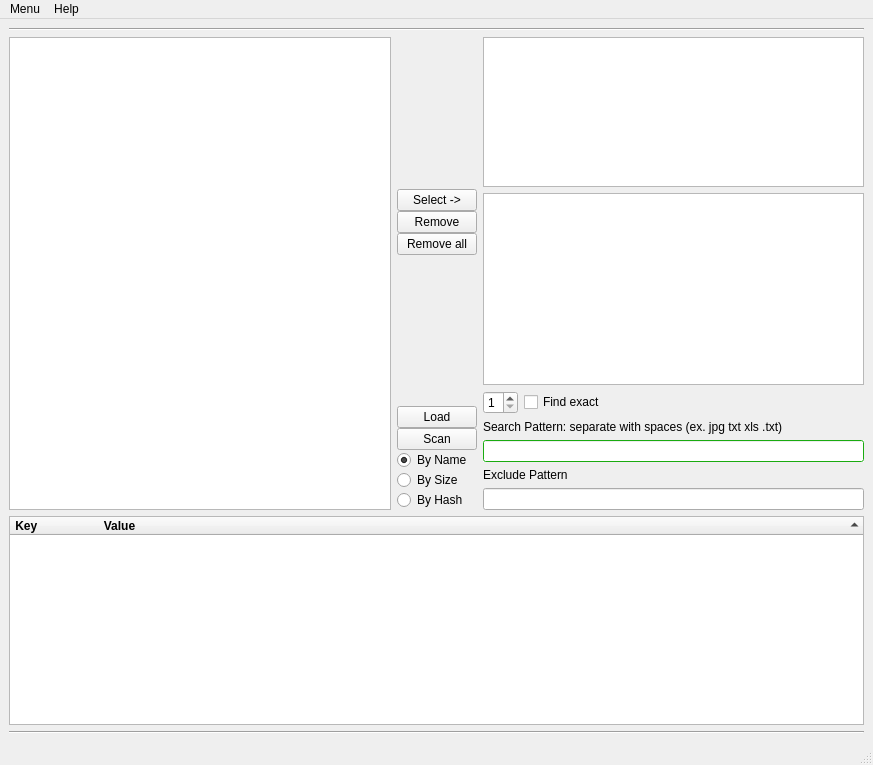
hcrump/my_dupes, file my_filelist.ui: the form before one commit.
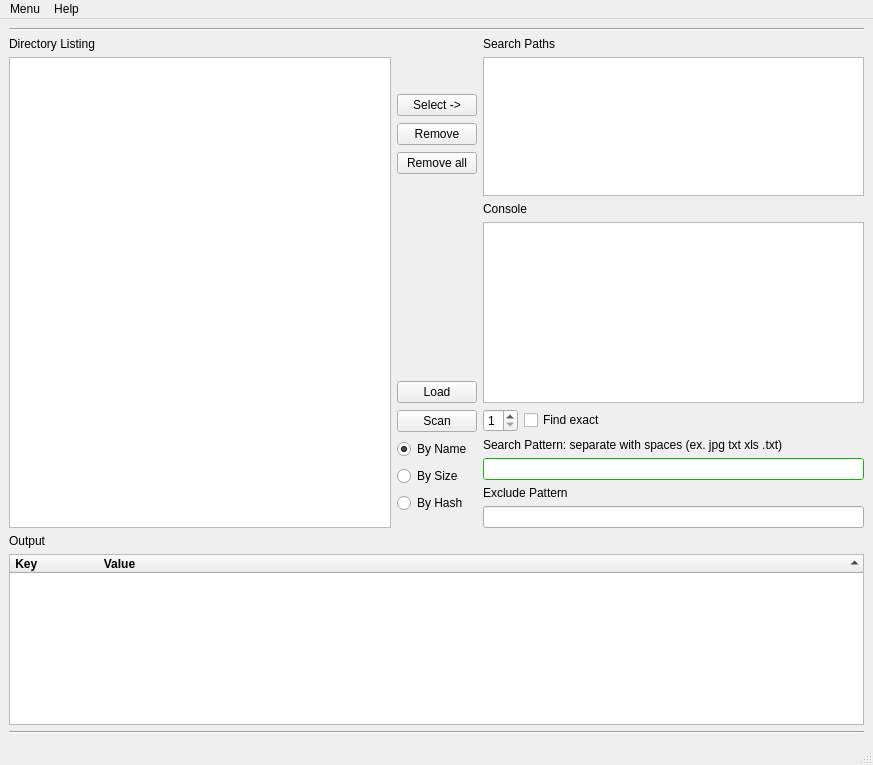
The form after the commit.

Commit message: more tooltips,added window title labels.

Patch:
```diff
--- a/my_filelist.ui
+++ b/my_filelist.ui
@@ -33,7 +33,24 @@
          <enum>QLayout::SetDefaultConstraint</enum>
         </property>
         <item>
-         <widget class="QTreeView" name="filetree"/>
+         <layout class="QVBoxLayout" name="verticalLayout_5">
+          <property name="leftMargin">
+           <number>0</number>
+          </property>
+          <property name="bottomMargin">
+           <number>0</number>
+          </property>
+          <item>
+           <widget class="QLabel" name="label_4">
+            <property name="text">
+             <string>Directory Listing</string>
+            </property>
+           </widget>
+          </item>
+          <item>
+           <widget class="QTreeView" name="filetree"/>
+          </item>
+         </layout>
         </item>
         <item>
          <layout class="QVBoxLayout" name="verticalLayout_2">
@@ -51,10 +68,13 @@
             <property name="orientation">
              <enum>Qt::Vertical</enum>
             </property>
+            <property name="sizeType">
+             <enum>QSizePolicy::Fixed</enum>
+            </property>
             <property name="sizeHint" stdset="0">
              <size>
               <width>20</width>
-              <height>40</height>
+              <height>50</height>
              </size>
             </property>
            </spacer>
@@ -85,10 +105,13 @@
             <property name="orientation">
              <enum>Qt::Vertical</enum>
             </property>
+            <property name="sizeType">
+             <enum>QSizePolicy::Preferred</enum>
+            </property>
             <property name="sizeHint" stdset="0">
              <size>
               <width>20</width>
-              <height>40</height>
+              <height>200</height>
              </size>
             </property>
            </spacer>
@@ -144,6 +167,19 @@
           <property name="sizeConstraint">
            <enum>QLayout::SetNoConstraint</enum>
           </property>
+          <item>
+           <widget class="QLabel" name="label_3">
+            <property name="maximumSize">
+             <size>
+              <width>400</width>
+              <height>16777215</height>
+             </size>
+            </property>
+            <property name="text">
+             <string>Search Paths</string>
+            </property>
+           </widget>
+          </item>
           <item>
            <widget class="QListWidget" name="shortlist">
             <property name="maximumSize">
@@ -160,6 +196,13 @@
             </property>
            </widget>
           </item>
+          <item>
+           <widget class="QLabel" name="label_6">
+            <property name="text">
+             <string>Console</string>
+            </property>
+           </widget>
+          </item>
           <item>
            <widget class="QPlainTextEdit" name="my_console">
             <property name="readOnly">
@@ -646,6 +689,13 @@
         </item>
        </layout>
       </item>
+      <item>
+       <widget class="QLabel" name="label_5">
+        <property name="text">
+         <string>Output</string>
+        </property>
+       </widget>
+      </item>
       <item>
        <widget class="QTreeWidget" name="filelist">
         <property name="cursor" stdset="0">
```
The commit also changes 2 other files.
